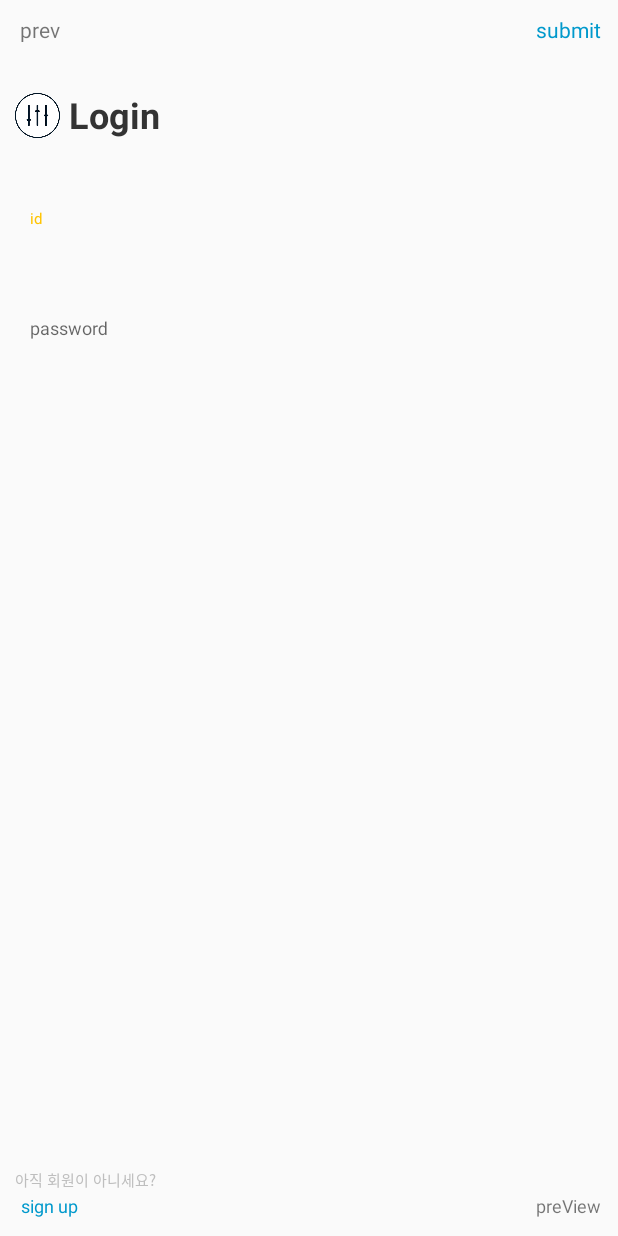
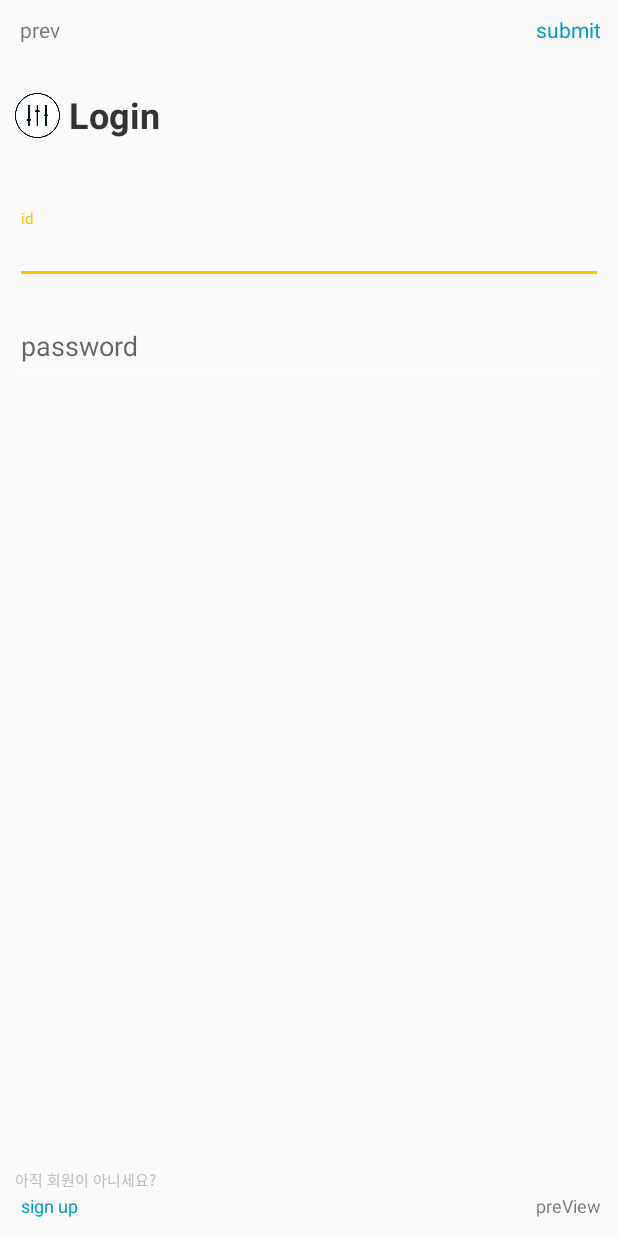
Before and after one commit to schatzen/ReservationAppByKotlin, an Android app: the LoginFragment screen opened directly, with no data from a screen before it, on a phone screen of 412 x 824 dp. Run offline under Robolectric (Android 15) with nearby library versions, the phone set to English and light mode, and no system bars.

Commit message:
-u LoginFragment design - 공통 옵션 -> style로 통합.

```diff
--- a/client/app/src/main/res/layout/fragment_login.xml
+++ b/client/app/src/main/res/layout/fragment_login.xml
@@ -1,9 +1,9 @@
 <?xml version="1.0" encoding="utf-8"?>
 <androidx.constraintlayout.widget.ConstraintLayout xmlns:android="http://schemas.android.com/apk/res/android"
+    xmlns:app="http://schemas.android.com/apk/res-auto"
     xmlns:tools="http://schemas.android.com/tools"
     android:layout_width="match_parent"
     android:layout_height="match_parent"
-    xmlns:app="http://schemas.android.com/apk/res-auto"
     tools:context=".fragment.LoginFragment">
 
     <androidx.constraintlayout.widget.Guideline
@@ -92,13 +92,8 @@
         android:layout_width="0dp"
         android:layout_height="wrap_content"
         android:hint="id"
+        android:theme="@style/MyTextInputLayoutStyle"
         app:boxBackgroundMode="outline"
-        app:boxCornerRadiusBottomEnd="4dp"
-        app:boxCornerRadiusBottomStart="4dp"
-        app:boxCornerRadiusTopEnd="4dp"
-        app:boxCornerRadiusTopStart="4dp"
-        app:boxStrokeColor="#FFC400"
-        app:hintEnabled="true"
         app:hintTextAppearance="@style/MyHintStyle"
         app:layout_constraintEnd_toStartOf="@+id/guideline_login_right"
         app:layout_constraintStart_toStartOf="@+id/guideline_login_left"
@@ -110,11 +105,8 @@
             android:id="@+id/tiet_login_id"
             android:layout_width="match_parent"
             android:layout_height="wrap_content"
-            android:backgroundTint="#00FFFFFF"
             android:inputType="text"
-            android:padding="10dp"
-            android:textColor="@android:color/darker_gray"
-            android:textSize="12sp"
+            android:textColor="#aaa"
             android:theme="@style/MyEditTextStyle"
             tools:layout_conversion_absoluteHeight="45dp"
             tools:layout_conversion_absoluteWidth="411dp"
@@ -128,14 +120,8 @@
         android:layout_height="wrap_content"
         android:layout_marginTop="16dp"
         android:hint="password"
+        android:theme="@style/MyTextInputLayoutStyle"
         app:boxBackgroundMode="outline"
-        app:boxCornerRadiusBottomEnd="4dp"
-        app:boxCornerRadiusBottomStart="4dp"
-        app:boxCornerRadiusTopEnd="4dp"
-        app:boxCornerRadiusTopStart="4dp"
-        app:boxStrokeColor="#FFC400"
-        app:hintAnimationEnabled="true"
-        app:hintEnabled="true"
         app:hintTextAppearance="@style/MyHintStyle"
         app:layout_constraintEnd_toStartOf="@+id/guideline_login_right"
         app:layout_constraintStart_toStartOf="@+id/guideline_login_left"
@@ -147,12 +133,9 @@
             android:id="@+id/tiet_login_pw"
             android:layout_width="match_parent"
             android:layout_height="wrap_content"
-            android:backgroundTint="#00FFFFFF"
             android:inputType="textPassword"
-            android:padding="10dp"
             android:singleLine="true"
-            android:textColor="@android:color/darker_gray"
-            android:textSize="12sp"
+            android:textColor="#aaa"
             android:theme="@style/MyEditTextStyle"
             tools:layout_conversion_absoluteHeight="45dp"
             tools:layout_conversion_absoluteWidth="411dp"
@@ -165,6 +148,7 @@
         android:layout_width="wrap_content"
         android:layout_height="wrap_content"
         android:orientation="horizontal"
+        android:theme="@style/MyEditTextStyle"
         app:layout_constraintGuide_end="10dp" />
 
     <Button
```
